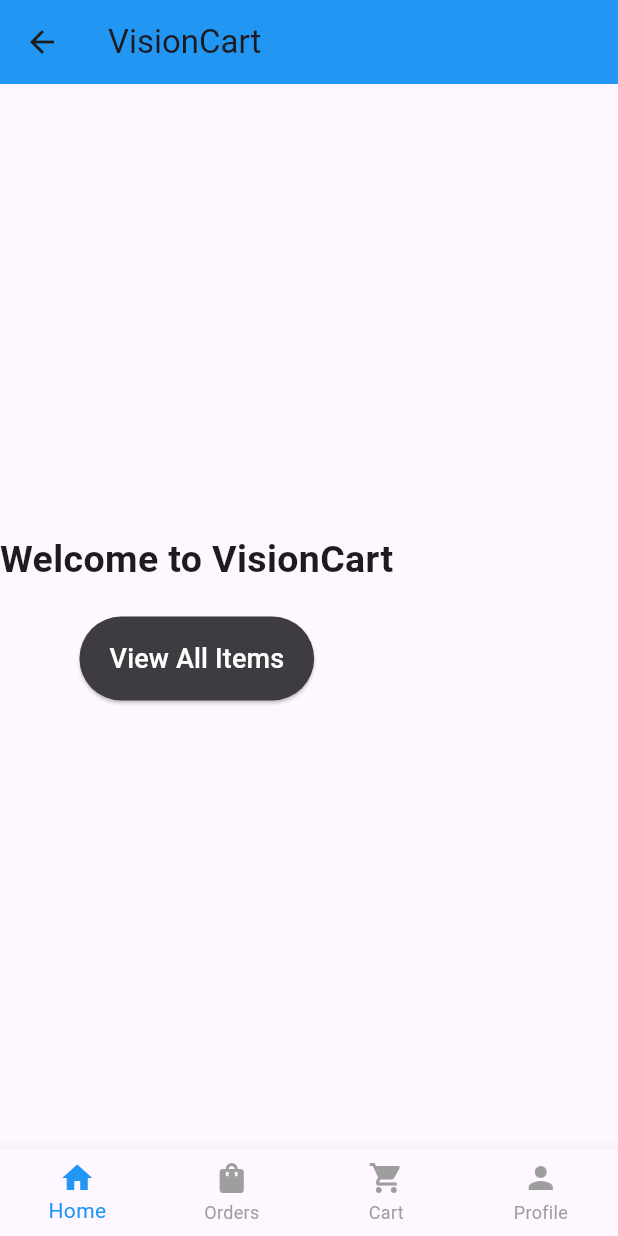
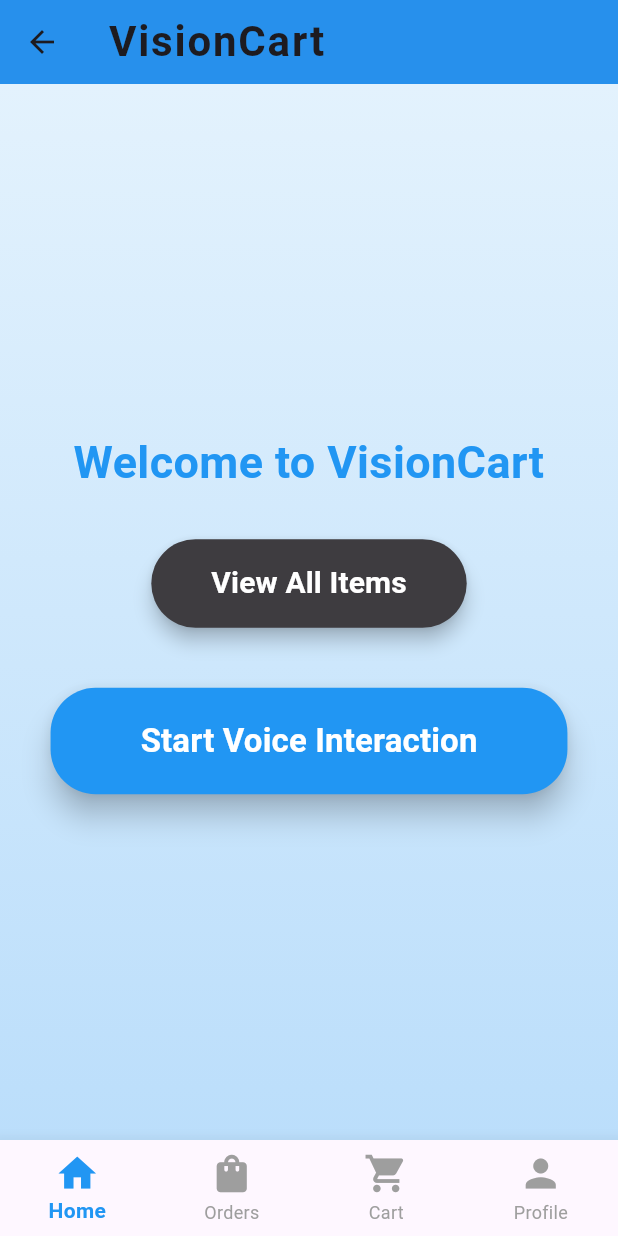
Before and after one commit to PramodLakmal/visioncart, a Flutter app: the HomeScreen screen opened directly, on a phone screen of 412 x 824 dp. Run offline on Flutter 3.47's test engine with Material 3 defaults, Android fonts, the phone set to English and light mode, and no system bars; our stand-ins replace cloud_firestore, firebase_auth, firebase_core, firebase_storage, google_sign_in, image_picker; accounts and stored records are empty; network calls fail.

Commit message:
update homepage

```diff
--- a/lib/Login SignUp/Screen/home_screen.dart
+++ b/lib/Login SignUp/Screen/home_screen.dart
@@ -1,6 +1,7 @@
 import 'package:flutter/material.dart';
 import 'item_list_page.dart';
 import 'profile_page.dart';
+//import 'chat_screen.dart';
 
 class HomeScreen extends StatefulWidget {
   const HomeScreen({super.key});
@@ -29,62 +30,129 @@ class _HomeScreenState extends State<HomeScreen> {
   Widget build(BuildContext context) {
     return Scaffold(
       appBar: AppBar(
-        title: const Text('VisionCart'),
+        title: const Text(
+          'VisionCart',
+          style: TextStyle(
+            fontWeight: FontWeight.bold,
+            fontSize: 28,
+            letterSpacing: 1.2,
+          ),
+        ),
         backgroundColor: const Color.fromRGBO(33, 150, 243, 1),
+        elevation: 4,
       ),
       body: selectedIndex == 0
-          ? Column(
+          ? Container(
+              width: double.infinity,
+              padding: const EdgeInsets.all(24.0),
+              decoration: BoxDecoration(
+                gradient: LinearGradient(
+                  colors: [
+                    Colors.blue[50]!,
+                    Colors.blue[100]!,
+                  ],
+                  begin: Alignment.topCenter,
+                  end: Alignment.bottomCenter,
+                ),
+              ),
+              child: Column(
                 mainAxisAlignment: MainAxisAlignment.center,
+                crossAxisAlignment: CrossAxisAlignment.center,
                 children: [
                   const Text(
                     "Welcome to VisionCart",
                     textAlign: TextAlign.center,
-                  style: TextStyle(fontSize: 25, fontWeight: FontWeight.bold),
+                    style: TextStyle(
+                      fontSize: 30,
+                      fontWeight: FontWeight.bold,
+                      color: Color.fromRGBO(33, 150, 243, 1),
                     ),
-                const SizedBox(height: 20),
+                  ),
+                  const SizedBox(height: 30),
                   ElevatedButton(
                     onPressed: () {
                       Navigator.push(
                         context,
-                      MaterialPageRoute(builder: (context) =>  const ItemListPage()),
+                        MaterialPageRoute(
+                            builder: (context) => const ItemListPage()),
                       );
                     },
                     style: ElevatedButton.styleFrom(
                       backgroundColor: const Color.fromARGB(255, 62, 60, 64),
-                    padding: const EdgeInsets.symmetric(horizontal: 20, vertical: 15),
+                      padding: const EdgeInsets.symmetric(
+                          horizontal: 40, vertical: 15),
+                      shape: RoundedRectangleBorder(
+                        borderRadius: BorderRadius.circular(30.0),
+                      ),
+                      elevation: 5,
                     ),
                     child: const Text(
                       "View All Items",
-                    style: TextStyle(fontSize: 18, color: Colors.white),
+                      style: TextStyle(
+                        fontSize: 20,
+                        color: Colors.white,
+                        fontWeight: FontWeight.bold,
+                      ),
+                    ),
+                  ),
+                  const SizedBox(height: 40), // Space before the next button
+                  ElevatedButton(
+                    onPressed: () {
+                      Navigator.push(
+                        context,
+                        MaterialPageRoute(
+                            builder: (context) => HomeScreen()), // Navigate to voice interaction
+                      );
+                    },
+                    style: ElevatedButton.styleFrom(
+                      backgroundColor: const Color.fromRGBO(33, 150, 243, 1),
+                      padding: const EdgeInsets.symmetric(
+                          horizontal: 60, vertical: 20),
+                      shape: RoundedRectangleBorder(
+                        borderRadius: BorderRadius.circular(30.0),
+                      ),
+                      elevation: 8,
+                    ),
+                    child: const Text(
+                      "Start Voice Interaction",
+                      style: TextStyle(
+                        fontSize: 22,
+                        color: Colors.white,
+                        fontWeight: FontWeight.bold,
+                      ),
                     ),
                   ),
                 ],
+              ),
             )
           : _pages[selectedIndex],
       bottomNavigationBar: BottomNavigationBar(
         items: const <BottomNavigationBarItem>[
           BottomNavigationBarItem(
-            icon: Icon(Icons.home),
+            icon: Icon(Icons.home, size: 30),
             label: 'Home',
           ),
           BottomNavigationBarItem(
-            icon: Icon(Icons.shopping_bag),
+            icon: Icon(Icons.shopping_bag, size: 30),
             label: 'Orders',
           ),
           BottomNavigationBarItem(
-            icon: Icon(Icons.shopping_cart),
+            icon: Icon(Icons.shopping_cart, size: 30),
             label: 'Cart',
           ),
           BottomNavigationBarItem(
-            icon: Icon(Icons.person),
+            icon: Icon(Icons.person, size: 30),
             label: 'Profile',
           ),
         ],
         currentIndex: selectedIndex,
         selectedItemColor: const Color.fromARGB(255, 33, 150, 243),
         unselectedItemColor: Colors.grey,
+        selectedLabelStyle: const TextStyle(fontSize: 14, fontWeight: FontWeight.bold),
+        unselectedLabelStyle: const TextStyle(fontSize: 12),
         onTap: _onItemTapped,
         type: BottomNavigationBarType.fixed,
+        elevation: 10,
       ),
     );
   }
```
Also changed, not shown: pubspec.lock, 2 other files. Lines whose indentation alone changed are shown as unchanged.
